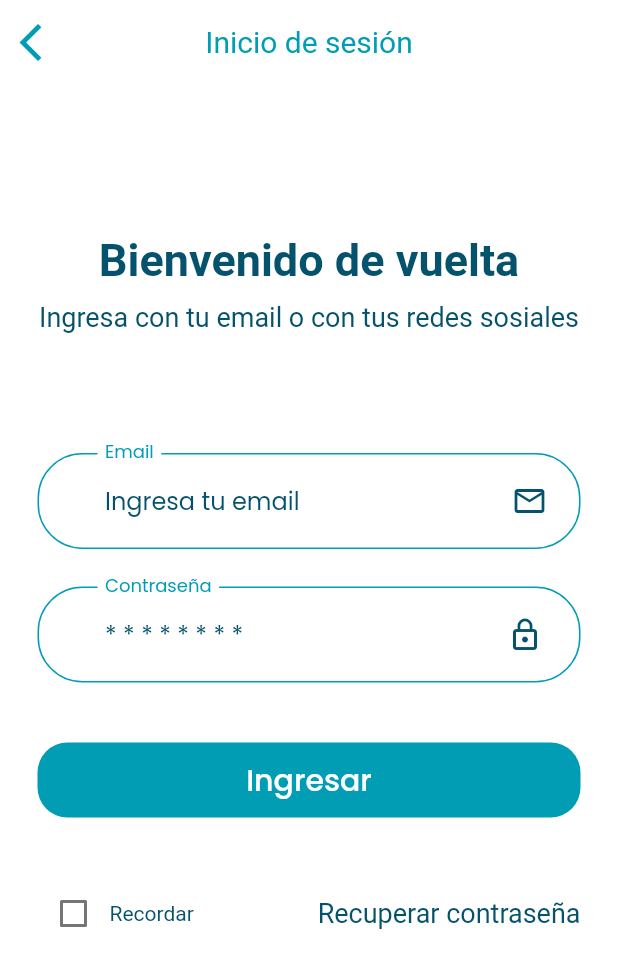
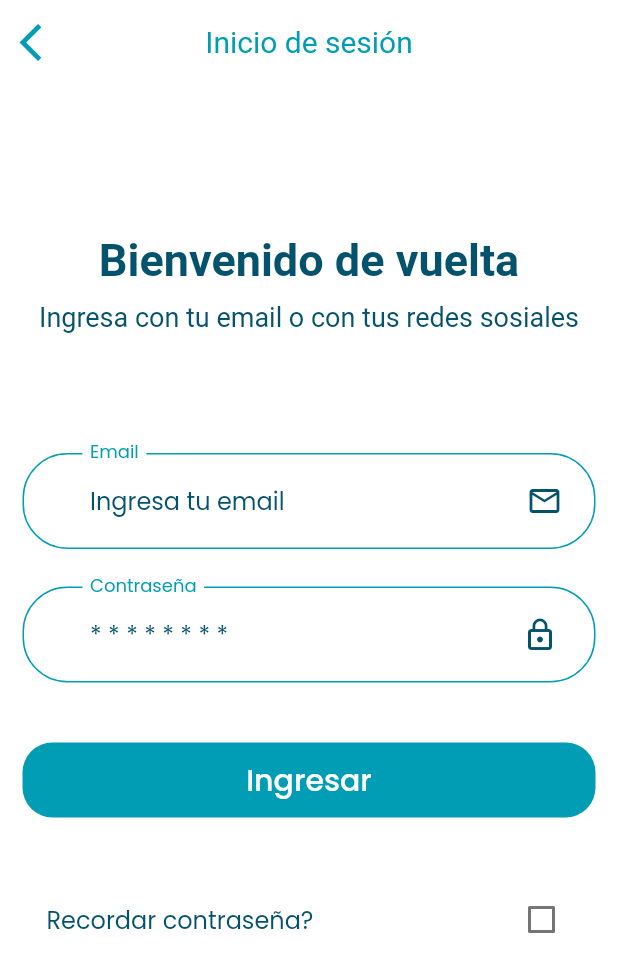
Before and after one commit to cerberodev/flubank, a Flutter app: the screen it shows after launch, after a tap on "Continuar", on a phone screen of 412 x 824 dp. Shown: the top 972 px of the screen. Run offline on Flutter 3.47's test engine with Material 2 defaults, Android fonts, the phone set to English and light mode, and no system bars; our stand-ins replace google_fonts.

Commit message:
:heavy_check_mark: Refactoring

```diff
--- a/lib/screens/login/login_screen.dart
+++ b/lib/screens/login/login_screen.dart
@@ -8,11 +8,9 @@ class LoginScreen extends StatelessWidget {
 
   @override
   Widget build(BuildContext context) {
-    return Container(
-      child: Scaffold(
-        appBar: _loginScreenAppBar(context),
-        body: LoginScreenContent(),
-      ),
+    return Scaffold(
+      appBar: _loginScreenAppBar(context),
+      body: LoginScreenContent(),
     );
   }
 
--- a/lib/screens/login/widgets/content.dart
+++ b/lib/screens/login/widgets/content.dart
@@ -6,13 +6,13 @@ class LoginScreenContent extends StatelessWidget {
 
   @override
   Widget build(BuildContext context) {
-    return Container(
-      child: SafeArea(
-        child: SingleChildScrollView(
+    return SingleChildScrollView(
       child: Padding(
-            padding: EdgeInsets.symmetric(horizontal: 25, vertical: 100),
+        padding: EdgeInsets.symmetric(horizontal: 15, vertical: 100),
         child: Column(
-              mainAxisAlignment: MainAxisAlignment.center,
+          mainAxisAlignment: MainAxisAlignment.spaceEvenly,
+          crossAxisAlignment: CrossAxisAlignment.center,
+          mainAxisSize: MainAxisSize.min,
           children: [
             _pageTitle(),
             SizedBox(height: 10),
@@ -20,8 +20,6 @@ class LoginScreenContent extends StatelessWidget {
             SizedBox(height: 80),
             LoginForm(),
           ],
-            ),
-          ),
         ),
       ),
     );
--- a/lib/screens/login/widgets/form.dart
+++ b/lib/screens/login/widgets/form.dart
@@ -3,6 +3,8 @@ import 'package:flubank/screens/home/home_screen.dart';
 import 'package:flubank/widgets/default_button.dart';
 import 'package:flubank/widgets/form_errors.dart';
 import 'package:flutter/material.dart';
+
+import '../../../constants.dart';
 
 class LoginForm extends StatefulWidget {
   LoginForm({Key key}) : super(key: key);
@@ -18,6 +20,7 @@ class _LoginFormState extends State<LoginForm> {
   @override
   Widget build(BuildContext context) {
     bool checkedValue = false;
+
     return Form(
       key: _formKey,
       child: Column(
@@ -38,35 +41,20 @@ class _LoginFormState extends State<LoginForm> {
             },
           ),
           SizedBox(height: 40),
-          _botomContent(checkedValue),
-        ],
-      ),
-    );
-  }
-
-  Row _botomContent(bool checkedValue) {
-    return Row(
-      mainAxisAlignment: MainAxisAlignment.spaceBetween,
-      children: [
-        Row(
-          children: [
-            Checkbox(
+          CheckboxListTile(
+            checkColor: AppColors.mainColor,
+            // activeColor: AppColors.mainColor,
+            title: Text('Recordar contraseña?'),
             value: checkedValue,
-              onChanged: (value) {
+            onChanged: (bool value) {
+              print(value);
               setState(() {
                 checkedValue = value;
-                  print(value);
               });
             },
           ),
-            Text('Recordar')
         ],
       ),
-        Text(
-          'Recuperar contraseña',
-          style: TextStyle(fontSize: 18),
-        )
-      ],
     );
   }
 
@@ -89,14 +77,12 @@ class _LoginFormState extends State<LoginForm> {
         ),
       ),
       validator: (value) {
-        const String emptyEmail = 'El email es requerido';
-        const String invalidEmail = 'El email no es válido';
-
         if (value.isEmpty && !errors.contains(emptyEmail)) {
           setState(() {
             errors.add(emptyEmail);
           });
         }
+
         RegExp regExp = RegExp(emailPattern);
         if (!regExp.hasMatch(value) && !errors.contains(invalidEmail)) {
           setState(() {
```
Lines whose indentation alone changed are shown as unchanged.
